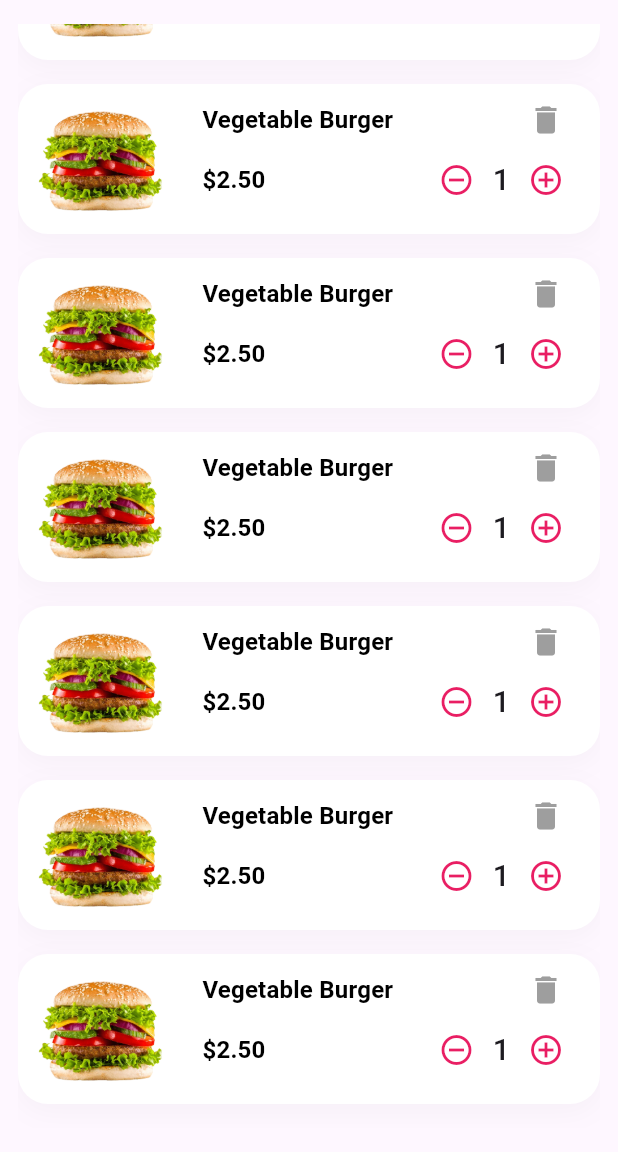
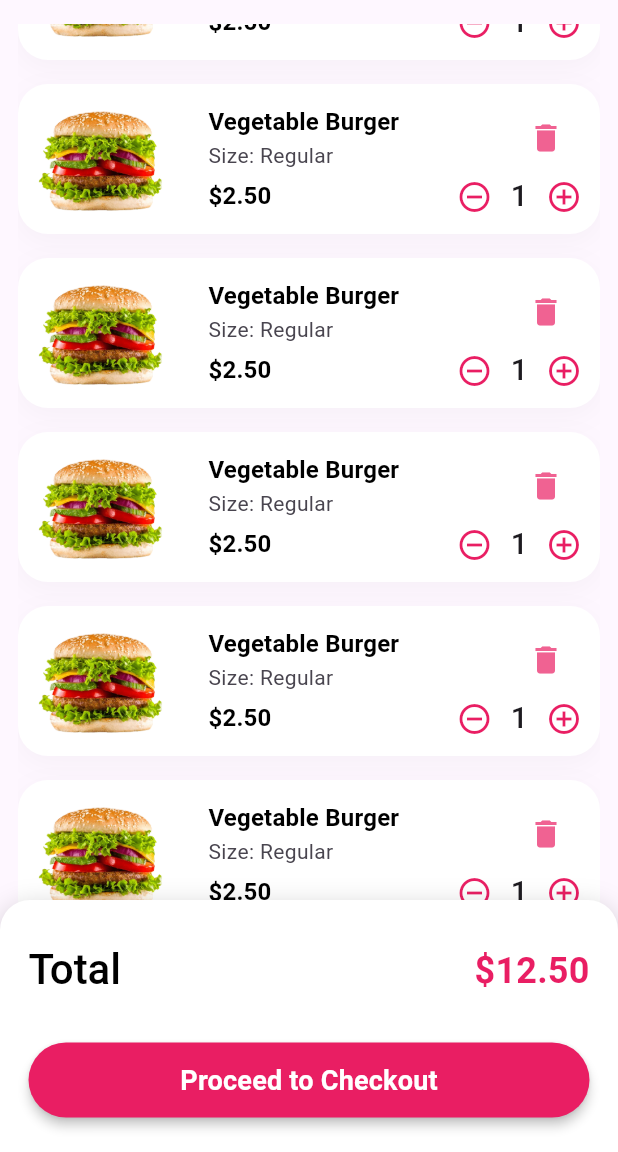
Before and after one commit to pranto372/food_delivery_multi_panel_app, a Flutter app: the AddToCartScreen screen opened directly, scrolled down 1004 dp, after a tap on the "remove circle outline" icon, on a phone screen of 412 x 824 dp, the part 84-1236 px from its top. Run offline on Flutter 3.47's test engine with Material 3 defaults, Android fonts, the phone set to English and light mode, and no system bars; our stand-ins replace animated_bottom_navigation_bar, get.

Commit message:
09/06/24

```diff
--- a/lib/user_panel/presentation/ui/auth/login_screen.dart
+++ b/lib/user_panel/presentation/ui/auth/login_screen.dart
@@ -69,41 +69,42 @@ class _LoginScreenState extends State<LoginScreen> {
                       },
                     ))),
               ),
-              Row(
-                children: [
-                  Expanded(
-                    flex: 10,
-                    child: CheckboxListTile(
-                      value: _isChecked,
-                      activeColor:
-                          Colors.pink, // Color of the checkbox when checked
-                      checkColor: Colors.white, // Color of the check mark
-                      onChanged: (bool? value) {
-                        setState(() {
-                          _isChecked = value ?? false;
-                        });
-                      },
-                      controlAffinity: ListTileControlAffinity
-                          .leading, // Position of the checkbox
-                    ),
-                  ),
-                  Expanded(
-                    flex: 45,
-                    child: Text(
-                      'Remember me',
-                      style: Theme.of(context).textTheme.bodySmall,
-                    ),
-                  ),
-                  TextButton(
-                      onPressed: () {
-                        Get.to(() => ForgorPasswordScreen());
-                      },
-                      child: Text(
-                        'Forgot Password',
-                        style: Theme.of(context).textTheme.titleMedium,
-                      ))
-                ],
-              ),
+              // Row(
+              //   children: [
+              //     Expanded(
+              //       flex: 10,
+              //       child: CheckboxListTile(
+              //         value: _isChecked,
+              //         activeColor:
+              //             Colors.pink,
+              //         checkColor: Colors.white,
+              //         onChanged: (bool? value) {
+              //           setState(() {
+              //             _isChecked = value ?? false;
+              //           });
+              //         },
+              //         controlAffinity: ListTileControlAffinity
+              //             .leading, // Position of the checkbox
+              //       ),
+              //     ),
+              //     Expanded(
+              //       flex: 45,
+              //       child: Text(
+              //         'Remember me',
+              //         style: Theme.of(context).textTheme.bodySmall,
+              //       ),
+              //     ),
+              //     TextButton(
+              //         onPressed: () {
+              //           Get.to(() => ForgorPasswordScreen());
+              //         },
+              //         child: Text(
+              //           'Forgot Password',
+              //           style: Theme.of(context).textTheme.titleMedium,
+              //         ))
+              //   ],
+              // ),
+              /// CheckBoxListTile
               const SizedBox(
                 height: 10,
               ),
--- a/lib/user_panel/presentation/ui/screen/add_to_cart_screen.dart
+++ b/lib/user_panel/presentation/ui/screen/add_to_cart_screen.dart
@@ -1,5 +1,6 @@
 import 'package:flutter/material.dart';
 import 'package:food_delivery_multi_panel_app/user_panel/widget/utility/app_search_bar.dart';
+import 'package:food_delivery_multi_panel_app/user_panel/widget/utility/increment_decrement_button.dart';
 
 class AddToCartScreen extends StatefulWidget {
   const AddToCartScreen({super.key});
@@ -10,21 +11,6 @@ class AddToCartScreen extends StatefulWidget {
 
 class _AddToCartScreenState extends State<AddToCartScreen> {
   List<bool> isSelected = [true, false];
-  int _quantity = 1;
-
-  void _increment() {
-    setState(() {
-      _quantity++;
-    });
-  }
-
-  void _decrement() {
-    setState(() {
-      if (_quantity > 1) {
-        _quantity--;
-      }
-    });
-  }
 
   @override
   Widget build(BuildContext context) {
@@ -61,23 +47,85 @@ class _AddToCartScreenState extends State<AddToCartScreen> {
           )
         ],
       ),
-      body: Padding(
+      body: Stack(
+        children: [
+          Padding(
             padding: const EdgeInsets.only(top: 16, left: 12, right: 12, bottom: 16),
-        child: SingleChildScrollView(
+            child: cartList,
+          ),
+          Positioned(
+            top: 580,
+            left: 0,
+            right: 0,
+            bottom: 0,
+            child: Padding(
+              padding: const EdgeInsets.only(top: 20),
+              child: Container(
+                decoration: BoxDecoration(
+                  boxShadow: [
+                    BoxShadow(
+                      color: Colors.black.withOpacity(0.2),
+                      blurRadius: 15,
+                      offset: Offset(0, 5),
+                    )
+                  ],
+                  color: Colors.white,
+                  borderRadius: BorderRadius.only(
+                      topRight: Radius.circular(20),
+                      topLeft: Radius.circular(20)),
+                ),
+                padding: const EdgeInsets.all(5),
+                child: Padding(
+                  padding: const EdgeInsets.only(left: 14,right: 14,bottom: 18),
                   child: Column(
+                    mainAxisAlignment: MainAxisAlignment.end,
+                    children: [
+                      Row(
                         mainAxisAlignment: MainAxisAlignment.spaceBetween,
                         children: [
-              cart,
+                          Text(
+                            'Total',
+                            style: Theme.of(context).textTheme.titleLarge!.copyWith(fontSize: 28)
+                          ),
+                          Text(
+                            '\$12.50',
+                            style: Theme.of(context).textTheme.titleMedium!.copyWith(fontSize: 24)
+                          ),
+                        ],
+                      ),
+                      SizedBox(height: 30.0),
+                      SizedBox(
+                        width: double.infinity,
+                        height: 50.0,
+                        child: ElevatedButton(
+                          onPressed: () {
+                            // Add your checkout logic here
+                          },
+                          style: ElevatedButton.styleFrom(
+                            backgroundColor: Colors.pink,
+                            shape: RoundedRectangleBorder(
+                              borderRadius: BorderRadius.circular(30.0),
+                            ),
+                          ),
+                          child: Text(
+                            'Proceed to Checkout',
+                            style: Theme.of(context).textTheme.titleMedium!.copyWith(fontSize: 18,color: Colors.white)
+                          ),
+                        ),
+                      ),
                     ],
                   ),
                 ),
               ),
+            ),
+          )
+        ],
+      ),
     );
   }
 
-  ListView get cart {
+  ListView get cartList {
     return ListView.builder(
-              physics: NeverScrollableScrollPhysics(),
             shrinkWrap: true,
             itemCount: 15,
             itemBuilder: (context, index) {
@@ -99,9 +147,10 @@ class _AddToCartScreenState extends State<AddToCartScreen> {
                   child: Row(
                     children: [
                       Expanded(
-                          flex: 2,
+                        flex: 20,
                         child: Padding(
-                            padding: const EdgeInsets.only(left: 12,top: 12,bottom: 12,right: 12),
+                          padding: const EdgeInsets.only(
+                              left: 12, top: 12, bottom: 12, right: 12),
                           child: Image.asset(
                             "assets/images/burger.png",
                             height: 90,
@@ -111,72 +160,52 @@ class _AddToCartScreenState extends State<AddToCartScreen> {
                         ),
                       ),
                       Expanded(
+                        flex: 50,
+                        child: Column(
+                          children: [
+                            Expanded(
                               flex: 5,
-                          child: Padding(
-                            padding: const EdgeInsets.all(12.0),
-                            child: Column(
-                              mainAxisAlignment: MainAxisAlignment.spaceBetween,
-                              crossAxisAlignment: CrossAxisAlignment.start,
-                              children: [
-                                Row(
-                                  mainAxisAlignment: MainAxisAlignment.spaceBetween,
-                                  children: [
-                                    Text(
+                              child: ListTile(
+                                title: Text(
                                   'Vegetable Burger',
                                   style: Theme.of(context).textTheme.titleMedium!.copyWith(
                                     color: Colors.black,
                                     fontSize: 16,
                                   ),
                                 ),
-                                    Padding(
-                                      padding: const EdgeInsets.only(right: 12),
-                                      child: InkWell(
+                                subtitle: Text(
+                                  'Size: Regular',
+                                ),
+                                trailing: InkWell(
                                   onTap: () {},
                                   child: Icon(
                                     Icons.delete,
-                                          color: Colors.grey,
+                                    color: Colors.pink.shade300,
                                     size: 24,
                                   ),
                                 ),
-                                    )
-                                  ],
                               ),
-                                Row(
-                                  mainAxisAlignment: MainAxisAlignment.spaceBetween,
+                            ),
+                            Expanded(
+                              flex: 5,
+                                child: Row(
+                                  mainAxisAlignment:
+                                  MainAxisAlignment.spaceBetween,
                                   children: [
-                                    Text(
+                                    Padding(
+                                      padding: const EdgeInsets.only(left: 16),
+                                      child: Text(
                                         "\$2.50",
                                         style: Theme.of(context).textTheme.titleMedium!.copyWith(
                                             fontSize: 16,
-                                        color: Colors.black
+                                            color: Colors.black),
                                       ),
                                     ),
-                                    Row(
-                                      children: [
-                                        IconButton(
-                                          icon: Icon(
-                                            Icons.remove_circle_outline,
-                                            color: Colors.pink,
-                                          ),
-                                          onPressed: _decrement,
-                                        ),
-                                        Text(
-                                          '$_quantity',
-                                          style: TextStyle(fontSize: 20,fontWeight: FontWeight.w500),
-                                        ),
-                                        IconButton(
-                                          icon: Icon(
-                                            Icons.add_circle_outline,
-                                            color: Colors.pink,
-                                          ),
-                                          onPressed: _increment,
-                                        ),
+                                    IncrementDecrementButton()
                                   ],
                                 )
-                                  ],
                             )
                           ],
-                            ),
                         ),
                       ),
                     ],
@@ -187,4 +216,3 @@ class _AddToCartScreenState extends State<AddToCartScreen> {
           );
   }
 }
-///fusdhfihnih
--- /dev/null
+++ b/lib/user_panel/widget/utility/increment_decrement_button.dart
@@ -0,0 +1,54 @@
+import 'package:flutter/material.dart';
+
+class IncrementDecrementButton extends StatefulWidget {
+  const IncrementDecrementButton({super.key});
+
+  @override
+  State<IncrementDecrementButton> createState() => _IncrementDecrementButtonState();
+}
+
+class _IncrementDecrementButtonState extends State<IncrementDecrementButton> {
+  int _quantity = 1;
+
+  void _increment() {
+    setState(() {
+      _quantity++;
+    });
+  }
+
+  void _decrement() {
+    setState(() {
+      if (_quantity > 1) {
+        _quantity--;
+      }
+    });
+  }
+
+  @override
+  Widget build(BuildContext context) {
+    return Row(
+      children: [
+        IconButton(
+          icon: Icon(
+            Icons.remove_circle_outline,
+            color: Colors.pink,
+          ),
+          onPressed: _decrement,
+        ),
+        Text(
+          '$_quantity',
+          style: TextStyle(
+              fontSize: 20,
+              fontWeight: FontWeight.w500),
+        ),
+        IconButton(
+          icon: Icon(
+            Icons.add_circle_outline,
+            color: Colors.pink,
+          ),
+          onPressed: _increment,
+        ),
+      ],
+    );
+  }
+}
```
Lines whose indentation alone changed are shown as unchanged.
